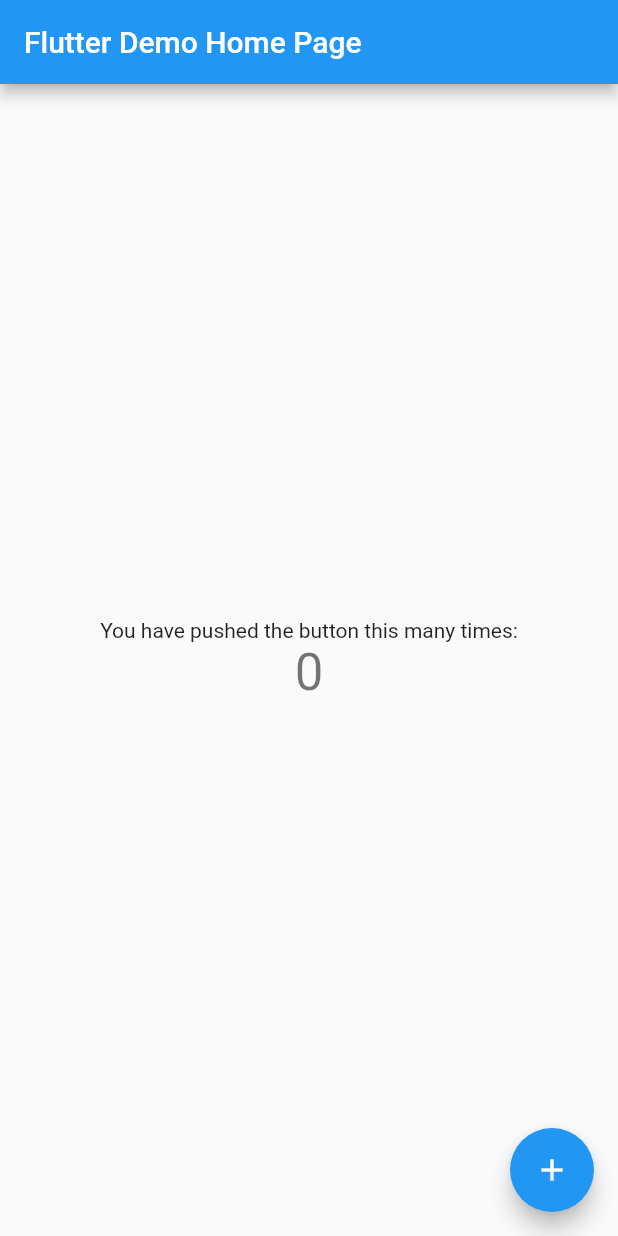
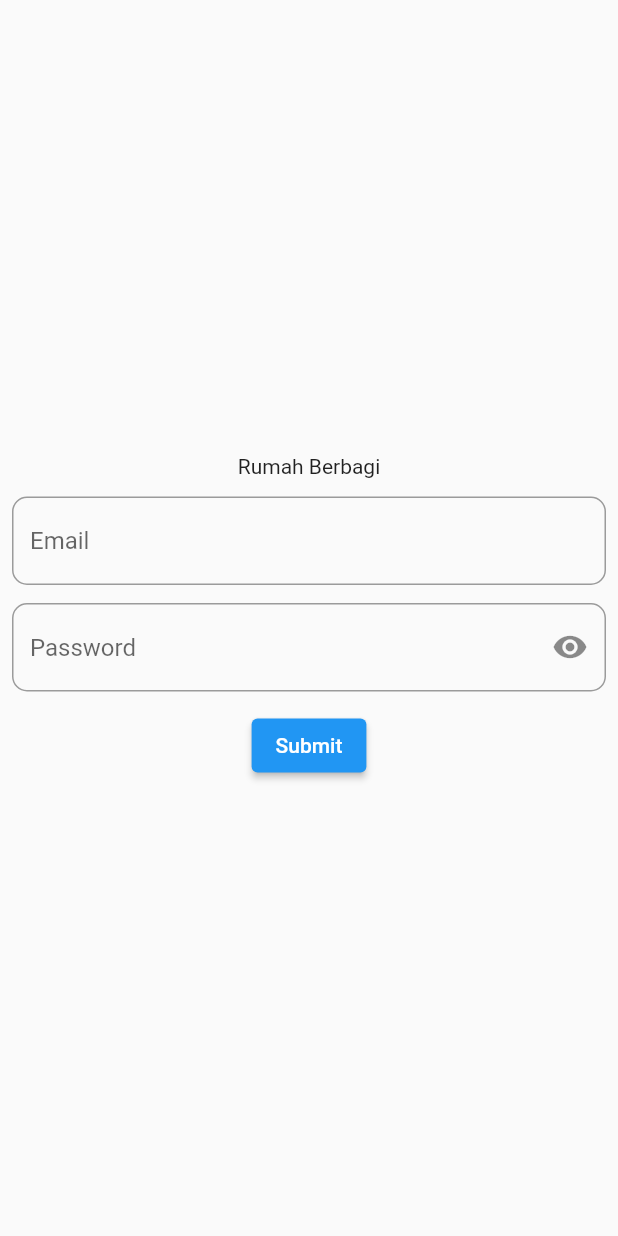
Before and after one commit to zainfathoni/rumahberbagi-mobile, a Flutter app: the screen it shows after launch, on a phone screen of 412 x 824 dp. Run offline on Flutter 3.47's test engine with Material 2 defaults, Android fonts, the phone set to English and light mode, and no system bars.

Commit message:
Add a Login page with a custom router

```diff
--- /dev/null
+++ b/lib/extension/validation_email_extension.dart
@@ -0,0 +1,5 @@
+extension EmailValidator on String? {
+  bool isValidEmail() {
+    return RegExp(r'[^@ \t\r\n]+@[^@ \t\r\n]+\.[^@ \t\r\n]+').hasMatch(this!);
+  }
+}
--- a/lib/main.dart
+++ b/lib/main.dart
@@ -1,4 +1,5 @@
 import 'package:flutter/material.dart';
+import 'package:rumahberbagi_mobile/utils/router_utils.dart';
 
 void main() {
   runApp(MyApp());
@@ -9,105 +10,10 @@
   @override
   Widget build(BuildContext context) {
     return MaterialApp(
-      title: 'Flutter Demo',
+      onGenerateRoute: CustomRouter.generateRoute,
       theme: ThemeData(
-        // This is the theme of your application.
-        //
-        // Try running your application with "flutter run". You'll see the
-        // application has a blue toolbar. Then, without quitting the app, try
-        // changing the primarySwatch below to Colors.green and then invoke
-        // "hot reload" (press "r" in the console where you ran "flutter run",
-        // or simply save your changes to "hot reload" in a Flutter IDE).
-        // Notice that the counter didn't reset back to zero; the application
-        // is not restarted.
-        primarySwatch: Colors.blue,
+        primaryColor: Colors.indigo,
       ),
-      home: MyHomePage(title: 'Flutter Demo Home Page'),
     );
   }
 }
-
-class MyHomePage extends StatefulWidget {
-  MyHomePage({Key? key, required this.title}) : super(key: key);
-
-  // This widget is the home page of your application. It is stateful, meaning
-  // that it has a State object (defined below) that contains fields that affect
-  // how it looks.
-
-  // This class is the configuration for the state. It holds the values (in this
-  // case the title) provided by the parent (in this case the App widget) and
-  // used by the build method of the State. Fields in a Widget subclass are
-  // always marked "final".
-
-  final String title;
-
-  @override
-  _MyHomePageState createState() => _MyHomePageState();
-}
-
-class _MyHomePageState extends State<MyHomePage> {
-  int _counter = 0;
-
-  void _incrementCounter() {
-    setState(() {
-      // This call to setState tells the Flutter framework that something has
-      // changed in this State, which causes it to rerun the build method below
-      // so that the display can reflect the updated values. If we changed
-      // _counter without calling setState(), then the build method would not be
-      // called again, and so nothing would appear to happen.
-      _counter++;
-    });
-  }
-
-  @override
-  Widget build(BuildContext context) {
-    // This method is rerun every time setState is called, for instance as done
-    // by the _incrementCounter method above.
-    //
-    // The Flutter framework has been optimized to make rerunning build methods
-    // fast, so that you can just rebuild anything that needs updating rather
-    // than having to individually change instances of widgets.
-    return Scaffold(
-      appBar: AppBar(
-        // Here we take the value from the MyHomePage object that was created by
-        // the App.build method, and use it to set our appbar title.
-        title: Text(widget.title),
-      ),
-      body: Center(
-        // Center is a layout widget. It takes a single child and positions it
-        // in the middle of the parent.
-        child: Column(
-          // Column is also a layout widget. It takes a list of children and
-          // arranges them vertically. By default, it sizes itself to fit its
-          // children horizontally, and tries to be as tall as its parent.
-          //
-          // Invoke "debug painting" (press "p" in the console, choose the
-          // "Toggle Debug Paint" action from the Flutter Inspector in Android
-          // Studio, or the "Toggle Debug Paint" command in Visual Studio Code)
-          // to see the wireframe for each widget.
-          //
-          // Column has various properties to control how it sizes itself and
-          // how it positions its children. Here we use mainAxisAlignment to
-          // center the children vertically; the main axis here is the vertical
-          // axis because Columns are vertical (the cross axis would be
-          // horizontal).
-          mainAxisAlignment: MainAxisAlignment.center,
-          children: <Widget>[
-            Text(
-              'You have pushed the button this many times:',
-            ),
-            Text(
-              '$_counter',
-              style: Theme.of(context).textTheme.headline4,
-            ),
-          ],
-        ),
-      ),
-      floatingActionButton: FloatingActionButton(
-        onPressed: _incrementCounter,
-        tooltip: 'Increment',
-        child: Icon(Icons.add),
-      ), // This trailing comma makes auto-formatting nicer for build methods.
-    );
-  }
-}
--- /dev/null
+++ b/lib/pages/login.dart
@@ -0,0 +1,100 @@
+import 'package:flutter/foundation.dart';
+import 'package:flutter/material.dart';
+import 'package:rumahberbagi_mobile/pages/home.dart';
+import 'package:rumahberbagi_mobile/utils/router_utils.dart';
+import '../extension/validation_email_extension.dart';
+
+class Login extends StatefulWidget {
+  Login({Key? key}) : super(key: key);
+
+  @override
+  _LoginState createState() => _LoginState();
+}
+
+class _LoginState extends State<Login> {
+  final _formKey = GlobalKey<FormState>();
+  bool _isHidePassword = true;
+
+  @override
+  Widget build(BuildContext context) {
+    return Scaffold(
+      body: Padding(
+        padding: EdgeInsets.all(8),
+        child: Column(
+          mainAxisAlignment: MainAxisAlignment.center,
+          children: [
+            Text('Rumah Berbagi'),
+            SizedBox(height: 12),
+            Form(
+              key: _formKey,
+              child: Column(
+                children: <Widget>[
+                  TextFormField(
+                    keyboardType: TextInputType.emailAddress,
+                    decoration: InputDecoration(
+                      hintText: 'Email',
+                      border: OutlineInputBorder(
+                        borderRadius: BorderRadius.circular(10),
+                      ),
+                    ),
+                    onChanged: (value) {
+                      if (!kReleaseMode) {
+                        print(value);
+                      }
+                    },
+                    validator: (value) {
+                      if (!value.isValidEmail()) {
+                        return 'Please enter valid email';
+                      }
+                      if (value == null || value.isEmpty) {
+                        return 'Email must not be empty';
+                      }
+                      return null;
+                    },
+                  ),
+                  SizedBox(height: 12),
+                  TextFormField(
+                    keyboardType: TextInputType.visiblePassword,
+                    obscureText: _isHidePassword,
+                    decoration: InputDecoration(
+                      hintText: 'Password',
+                      border: OutlineInputBorder(
+                        borderRadius: BorderRadius.circular(10),
+                      ),
+                      suffixIcon: IconButton(
+                        icon: Icon(Icons.visibility),
+                        onPressed: () {
+                          setState(() => _isHidePassword = !_isHidePassword);
+                        },
+                      ),
+                    ),
+                    onChanged: (value) {
+                      if (!kReleaseMode) {
+                        print(value);
+                      }
+                    },
+                    validator: (value) {
+                      if (value == null || value.isEmpty) {
+                        return 'Password must not be empty';
+                      }
+                      return null;
+                    },
+                  )
+                ],
+              ),
+            ),
+            SizedBox(height: 12),
+            ElevatedButton(
+              child: Text('Submit'),
+              onPressed: () {
+                if (_formKey.currentState!.validate()) {
+                  Navigator.pushNamed(context, RouteName.home);
+                }
+              },
+            )
+          ],
+        ),
+      ),
+    );
+  }
+}
--- /dev/null
+++ b/lib/utils/router_utils.dart
@@ -0,0 +1,26 @@
+import 'package:flutter/material.dart';
+import 'package:rumahberbagi_mobile/pages/home.dart';
+import 'package:rumahberbagi_mobile/pages/login.dart';
+
+class RouteName {
+  static const String login = '/';
+  static const String home = '/home';
+}
+
+class CustomRouter {
+  static Route<dynamic> generateRoute(RouteSettings settings) {
+    switch (settings.name) {
+      case RouteName.login:
+        return MaterialPageRoute(builder: (context) => Login());
+      case RouteName.home:
+        return MaterialPageRoute(builder: (context) => Home());
+      default:
+        return MaterialPageRoute(
+            builder: (contex) => Scaffold(
+                  body: Center(
+                    child: Text('404 Not Found'),
+                  ),
+                ));
+    }
+  }
+}
```
Also changed, not shown: lib/pages/home.dart (added, +14 -0 lines).
